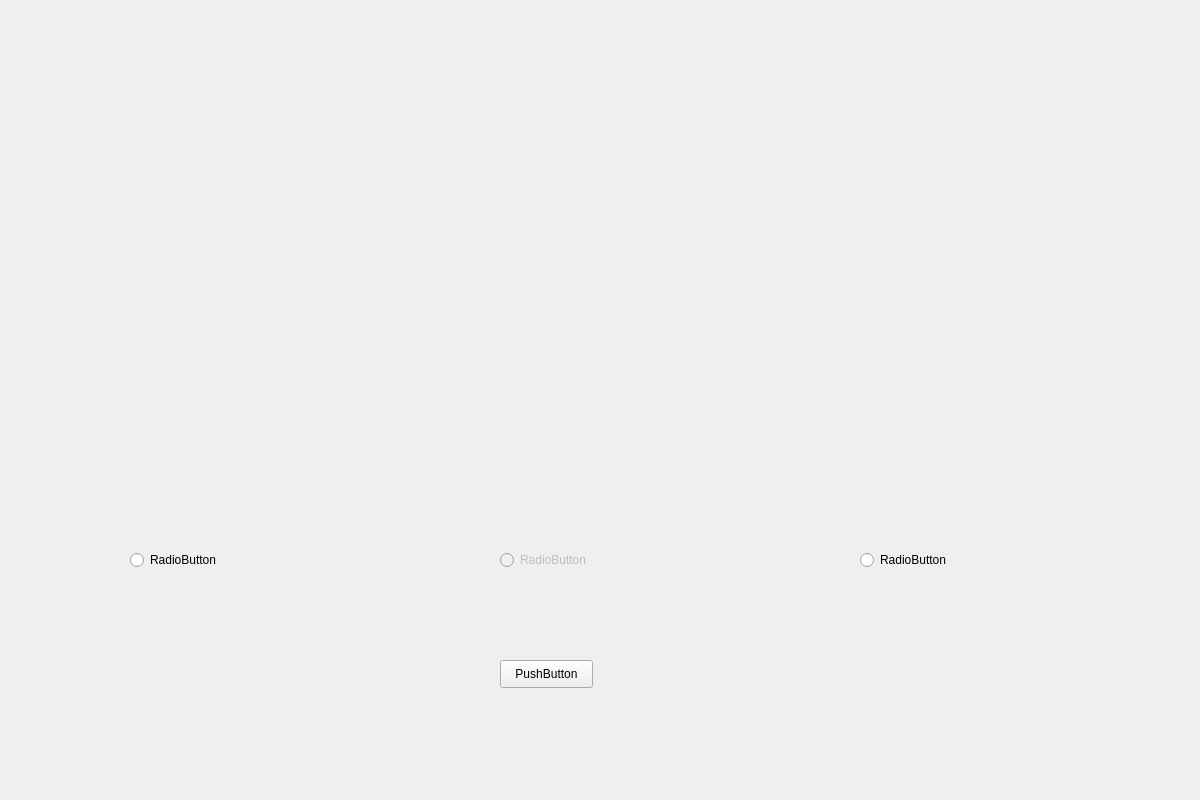
Qt form startingpage.ui (visiodeibc/CUHKSZ_CSC3002) before a commit.
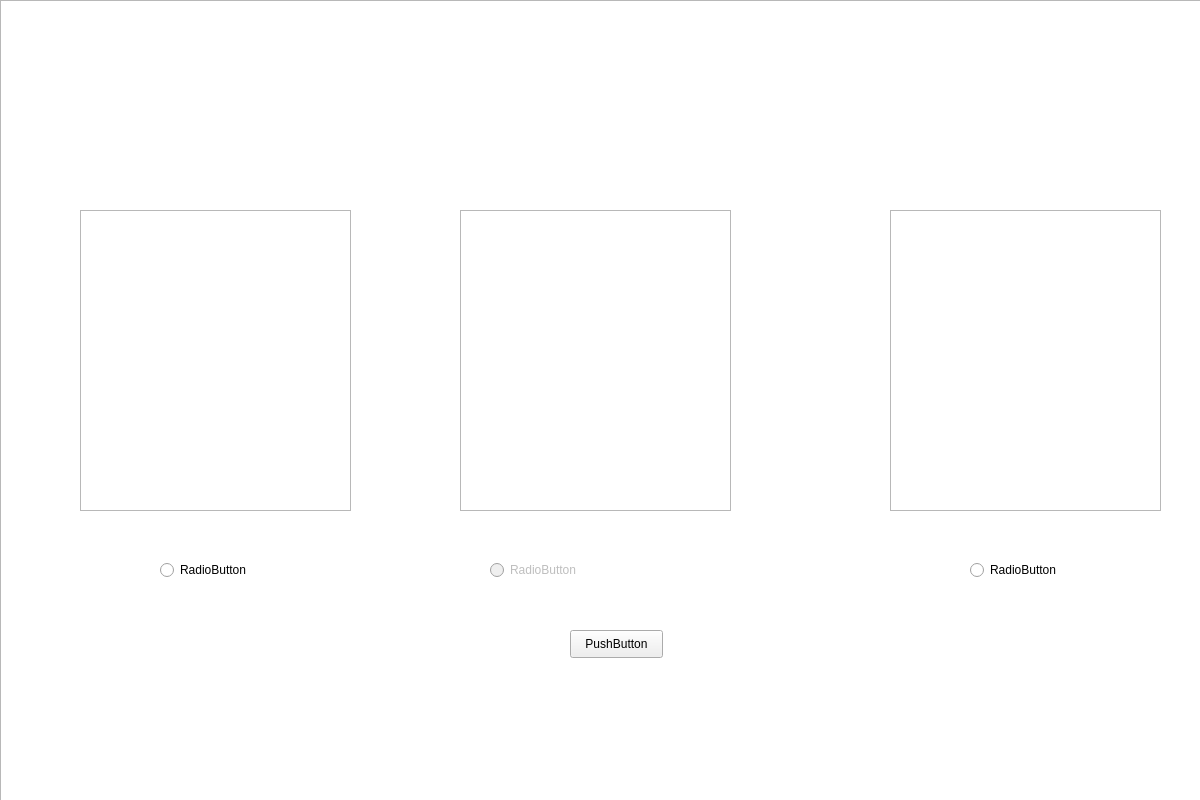
The same form after that commit. Icons and pictures are not drawn.

```diff
--- a/startingpage.ui
+++ b/startingpage.ui
@@ -13,11 +13,14 @@
   <property name="windowTitle">
    <string>Form</string>
   </property>
+  <property name="styleSheet">
+   <string notr="true"/>
+  </property>
   <widget class="QRadioButton" name="radioButton_2">
    <property name="geometry">
     <rect>
-     <x>130</x>
-     <y>550</y>
+     <x>160</x>
+     <y>560</y>
      <width>95</width>
      <height>20</height>
     </rect>
@@ -32,9 +35,9 @@
    </property>
    <property name="geometry">
     <rect>
-     <x>500</x>
-     <y>550</y>
-     <width>95</width>
+     <x>490</x>
+     <y>560</y>
+     <width>161</width>
      <height>20</height>
     </rect>
    </property>
@@ -45,8 +48,8 @@
   <widget class="QRadioButton" name="radioButton_3">
    <property name="geometry">
     <rect>
-     <x>860</x>
-     <y>550</y>
+     <x>970</x>
+     <y>560</y>
      <width>95</width>
      <height>20</height>
     </rect>
@@ -58,8 +61,8 @@
   <widget class="QPushButton" name="pushButton">
    <property name="geometry">
     <rect>
-     <x>500</x>
-     <y>660</y>
+     <x>570</x>
+     <y>630</y>
      <width>93</width>
      <height>28</height>
     </rect>
@@ -68,6 +71,66 @@
     <string>PushButton</string>
    </property>
   </widget>
+  <widget class="QGraphicsView" name="SmartGuy">
+   <property name="geometry">
+    <rect>
+     <x>80</x>
+     <y>210</y>
+     <width>271</width>
+     <height>301</height>
+    </rect>
+   </property>
+   <property name="styleSheet">
+    <string notr="true">background-image : url(&quot;:/images/images/main_smart&quot;)</string>
+   </property>
+  </widget>
+  <widget class="QGraphicsView" name="CoolGuy">
+   <property name="geometry">
+    <rect>
+     <x>460</x>
+     <y>210</y>
+     <width>271</width>
+     <height>301</height>
+    </rect>
+   </property>
+   <property name="styleSheet">
+    <string notr="true">background-image : url(&quot;:/images/images/main_cool&quot;)</string>
+   </property>
+  </widget>
+  <widget class="QGraphicsView" name="LazyGuy">
+   <property name="geometry">
+    <rect>
+     <x>890</x>
+     <y>210</y>
+     <width>271</width>
+     <height>301</height>
+    </rect>
+   </property>
+   <property name="styleSheet">
+    <string notr="true">background-image : url(&quot;:/images/images/main_lazy&quot;)</string>
+   </property>
+  </widget>
+  <widget class="QGraphicsView" name="bg">
+   <property name="geometry">
+    <rect>
+     <x>0</x>
+     <y>0</y>
+     <width>1201</width>
+     <height>801</height>
+    </rect>
+   </property>
+   <property name="styleSheet">
+    <string notr="true">background-image : url(&quot;:/images/images/bg.png&quot;)</string>
+   </property>
+  </widget>
+  <zorder>bg</zorder>
+  <zorder>radioButton_2</zorder>
+  <zorder>radioButton</zorder>
+  <zorder>radioButton_3</zorder>
+  <zorder>pushButton</zorder>
+  <zorder>SmartGuy</zorder>
+  <zorder>CoolGuy</zorder>
+  <zorder>LazyGuy</zorder>
  </widget>
  <resources/>
  <connections/>
```
